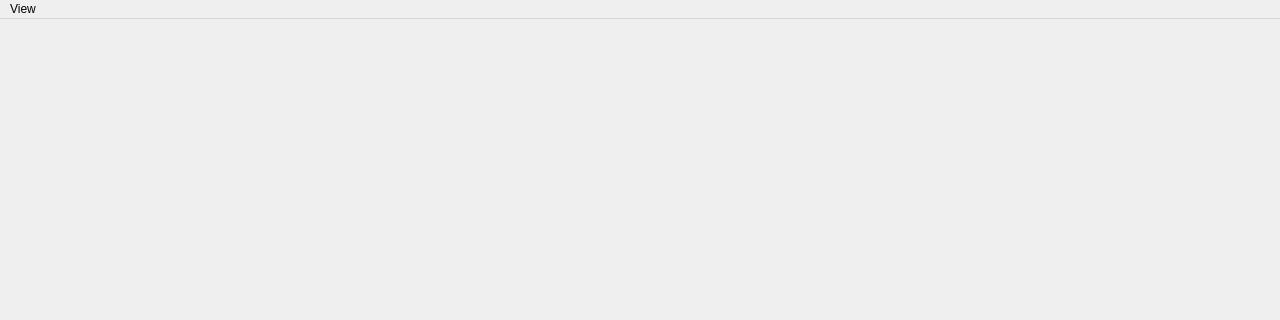
Before: the Qt Designer form gui/src/windows/MainWindow.ui in aerisarn/ck-cmd, drawn with Qt 5; both pictures show x 0 to 1280 and y 0 to 320 of the 1280 by 768 pixel window.
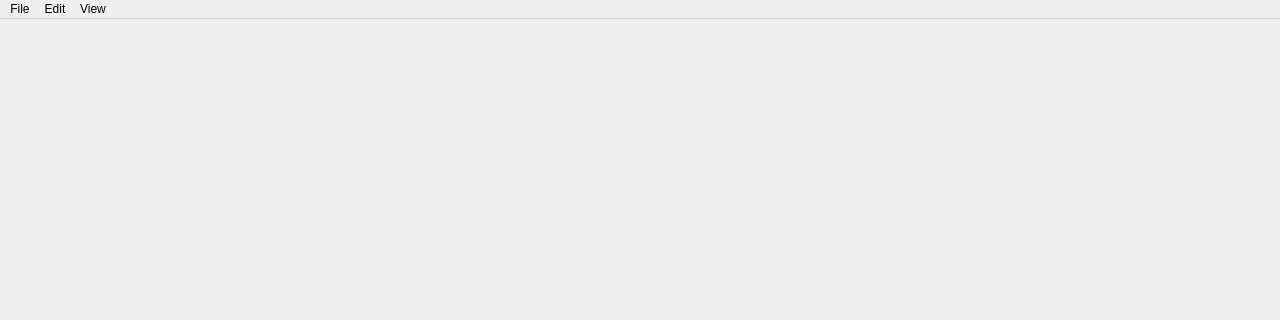
After: the same form once the commit is applied.

Diff of the .ui file:
```diff
--- a/gui/src/windows/MainWindow.ui
+++ b/gui/src/windows/MainWindow.ui
@@ -33,7 +33,7 @@
      <x>0</x>
      <y>0</y>
      <width>1280</width>
-     <height>21</height>
+     <height>22</height>
     </rect>
    </property>
    <widget class="QMenu" name="menuView">
@@ -41,6 +41,18 @@
      <string>View</string>
     </property>
    </widget>
+   <widget class="QMenu" name="menuFile">
+    <property name="title">
+     <string>File</string>
+    </property>
+   </widget>
+   <widget class="QMenu" name="menuEdit">
+    <property name="title">
+     <string>Edit</string>
+    </property>
+   </widget>
+   <addaction name="menuFile"/>
+   <addaction name="menuEdit"/>
    <addaction name="menuView"/>
   </widget>
   <widget class="QStatusBar" name="statusBar"/>
```
